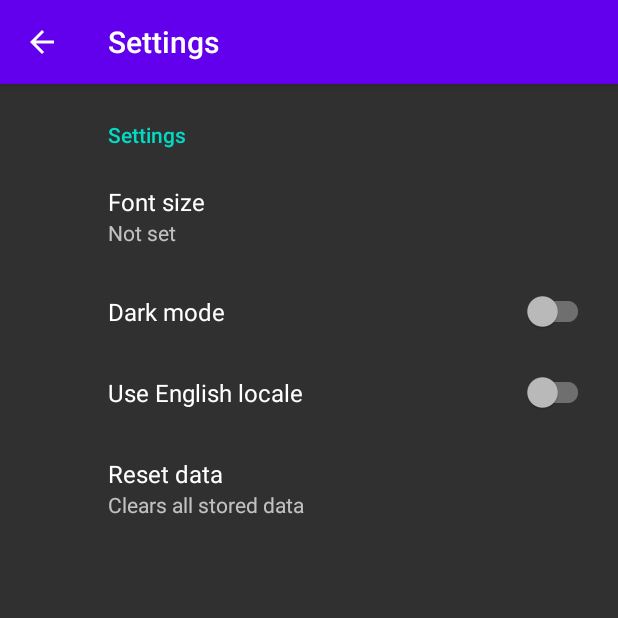
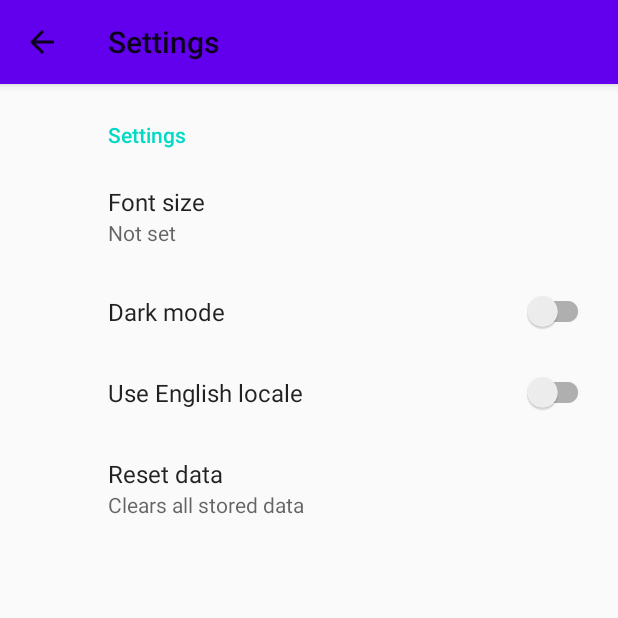
Before and after one commit to StYaroslav/android-projects, an Android app: the screen it shows after launch (SettingsActivity), after a tap on an icon or button, on a phone screen of 412 x 824 dp, the top half of it. Run offline under Robolectric (Android 15) with nearby library versions, the light colour scheme and no system bars; our stand-ins replace androidx.preference.

Commit message:
Bug fixed

```diff
--- a/Timer/app/src/main/java/com/example/timer/MainActivity.java
+++ b/Timer/app/src/main/java/com/example/timer/MainActivity.java
@@ -130,11 +130,11 @@ public class MainActivity extends AppCompatActivity implements
     }
 
     public void setPreferences() {
-        if (sharedPreferences.getBoolean("appTheme", true)) {
+        if (sharedPreferences.getBoolean("appTheme", false)) {
             AppCompatDelegate.setDefaultNightMode(AppCompatDelegate.MODE_NIGHT_YES);
         }
 
-        if (sharedPreferences.getBoolean("appLocale", true)) {
+        if (sharedPreferences.getBoolean("appLocale", false)) {
             LocaleHelper.setLocale(getBaseContext(),"en");
         }
     }
--- a/Timer/app/src/main/res/menu/options_popup.xml
+++ b/Timer/app/src/main/res/menu/options_popup.xml
@@ -4,8 +4,8 @@
 
     <item
         android:id="@+id/deleteItem"
-        android:title="Delete" />
+        android:title="@string/delete" />
     <item
         android:id="@+id/editItem"
-        android:title="Edit" />
+        android:title="@string/edit" />
 </menu>
```
